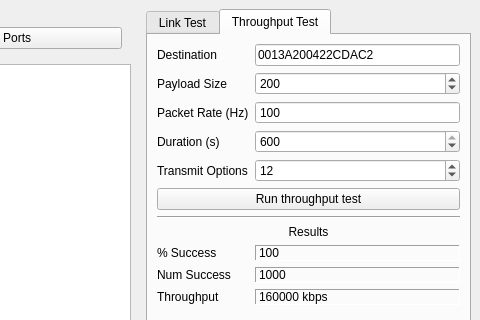
Above: Frontend/Windows/RadioControlsWindow/RadioControlsWindow.ui from WPI-HPRC/gs-control-2024-2025 before the change; both pictures show x 194 to 674 and y 0 to 320 of the 674 by 702 pixel window. Below: the same form after it.
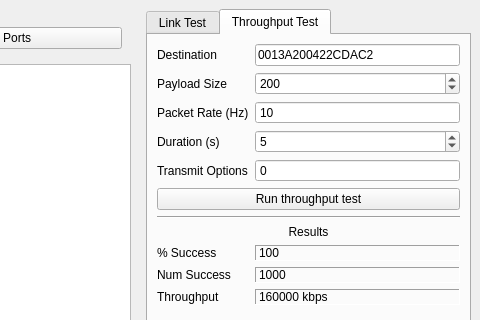
That is the form after the change. The open tabs and pages were chosen to show the change. Custom widgets are drawn as their Qt base class.

Patch:
```diff
--- a/Frontend/Windows/RadioControlsWindow/RadioControlsWindow.ui
+++ b/Frontend/Windows/RadioControlsWindow/RadioControlsWindow.ui
@@ -452,13 +452,13 @@
         <item row="3" column="1">
          <widget class="QSpinBox" name="ThroughputTest_Duration">
           <property name="minimum">
-           <number>10</number>
+           <number>1</number>
           </property>
           <property name="maximum">
            <number>600</number>
           </property>
           <property name="value">
-           <number>600</number>
+           <number>5</number>
           </property>
          </widget>
         </item>
@@ -478,13 +478,13 @@
            <enum>QAbstractSpinBox::ButtonSymbols::NoButtons</enum>
           </property>
           <property name="minimum">
-           <number>100</number>
+           <number>1</number>
           </property>
           <property name="maximum">
            <number>200</number>
           </property>
           <property name="value">
-           <number>100</number>
+           <number>10</number>
           </property>
          </widget>
         </item>
@@ -565,11 +565,14 @@
         </item>
         <item row="4" column="1">
          <widget class="QSpinBox" name="ThroughputTest_TransmitOptions">
+          <property name="buttonSymbols">
+           <enum>QAbstractSpinBox::ButtonSymbols::NoButtons</enum>
+          </property>
           <property name="maximum">
            <number>255</number>
           </property>
           <property name="value">
-           <number>18</number>
+           <number>0</number>
           </property>
           <property name="displayIntegerBase">
            <number>16</number>
```
Left out of the diff: 33 changed lines with no effect on the pictures.
